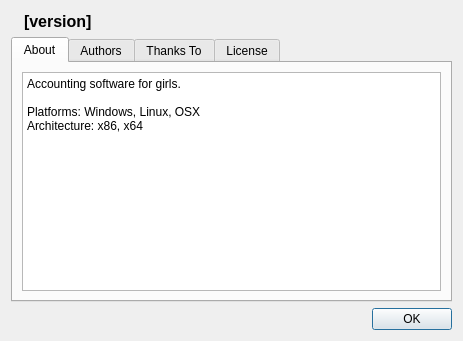
Qt form Forms/CAbout.ui (skynowa/xxxdb) before a commit.
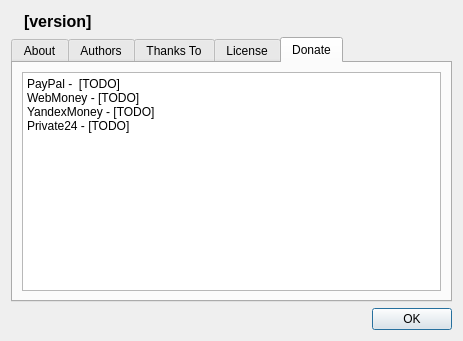
The same form after that commit. The open tabs and pages were chosen to show the change. Icons and pictures are not drawn.

Commit message: ADD: Donate tab

Patch:
```diff
--- a/Forms/CAbout.ui
+++ b/Forms/CAbout.ui
@@ -156,6 +156,26 @@
        </item>
       </layout>
      </widget>
+     <widget class="QWidget" name="tabDonate">
+      <attribute name="title">
+       <string>Donate</string>
+      </attribute>
+      <layout class="QGridLayout" name="gridLayout_5">
+       <item row="0" column="0">
+        <widget class="QPlainTextEdit" name="tbAuthors_2">
+         <property name="readOnly">
+          <bool>true</bool>
+         </property>
+         <property name="plainText">
+          <string>PayPal -  [TODO]
+WebMoney - [TODO]
+YandexMoney - [TODO]
+Private24 - [TODO]</string>
+         </property>
+        </widget>
+       </item>
+      </layout>
+     </widget>
     </widget>
    </item>
    <item row="2" column="0">
```
